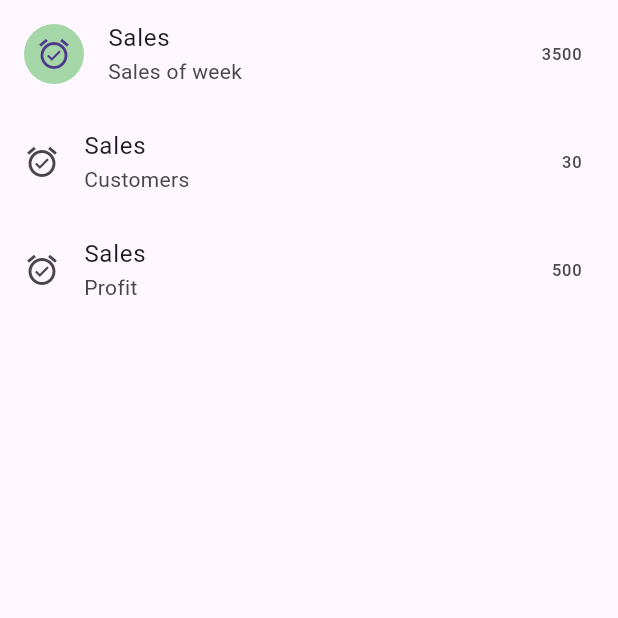
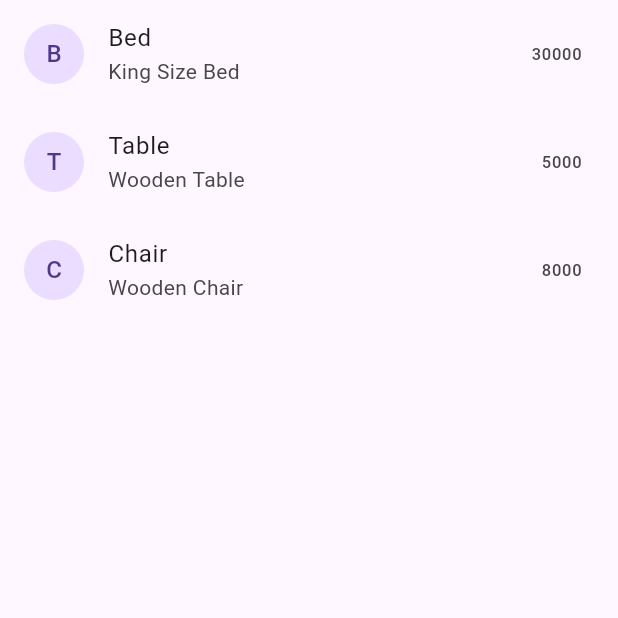
Before and after one commit to Alionit01/Flutter_Practice, a Flutter app: the screen it shows after launch, on a phone screen of 412 x 824 dp, the top half of it. Run offline on Flutter 3.47's test engine with Material 3 defaults, Android fonts, the phone set to English and light mode, and no system bars; our stand-ins replace font_awesome_flutter.

Commit message:
Implemented dynamic list view

```diff
--- a/practiseApps/firstApp/flutter_application_1/lib/screens/Home.dart
+++ b/practiseApps/firstApp/flutter_application_1/lib/screens/Home.dart
@@ -1,37 +1,30 @@
 import 'package:flutter/material.dart';
 
 class Home extends StatelessWidget {
-  const Home({super.key});
+  Home({super.key});
+
+  List<String> products = ["Bed", "Table", "Chair"];
+  List<String> productDetails = ["King Size Bed", "Wooden Table", "Wooden Chair"];
+  List<int> price = [30000, 5000, 8000];
 
   @override
   Widget build(BuildContext context) {
     return Scaffold(
      body: Container(
-      child: ListView(
-        children: [
-          ListTile(
-            leading: CircleAvatar(child: Icon(Icons.alarm_on_sharp), backgroundColor: Colors.green[200],),
-            title: Text("Sales"),
-            subtitle: Text("Sales of week"),
-            trailing: Text("3500"),
-            onTap: (){},
-          ),
-           ListTile(
-            leading: Icon(Icons.alarm_on_sharp),
-            title: Text("Sales"),
-            subtitle: Text("Customers"),
-            trailing: Text("30"),
-            onTap: (){},
-          ), ListTile(
-            leading: Icon(Icons.alarm_on_sharp),
-            title: Text("Sales"),
-            subtitle: Text("Profit"),
-            trailing: Text("500"),
-            onTap: (){},
-          ),
-        ],
-      ),
-     ),
+      child: ListView.builder(
+        itemCount: products.length,
+        itemBuilder: (context, index){
+          return ListTile(
+            leading: CircleAvatar(child: Text(products[index][0]),),
+            title: Text(products[index]),
+            subtitle: Text(productDetails[index]),
+            trailing: Text(price[index].toString()),
+            hoverColor: Colors.blueGrey,
+          );
+        }
+
+        ),
+     )
     );
   }
 }
```
